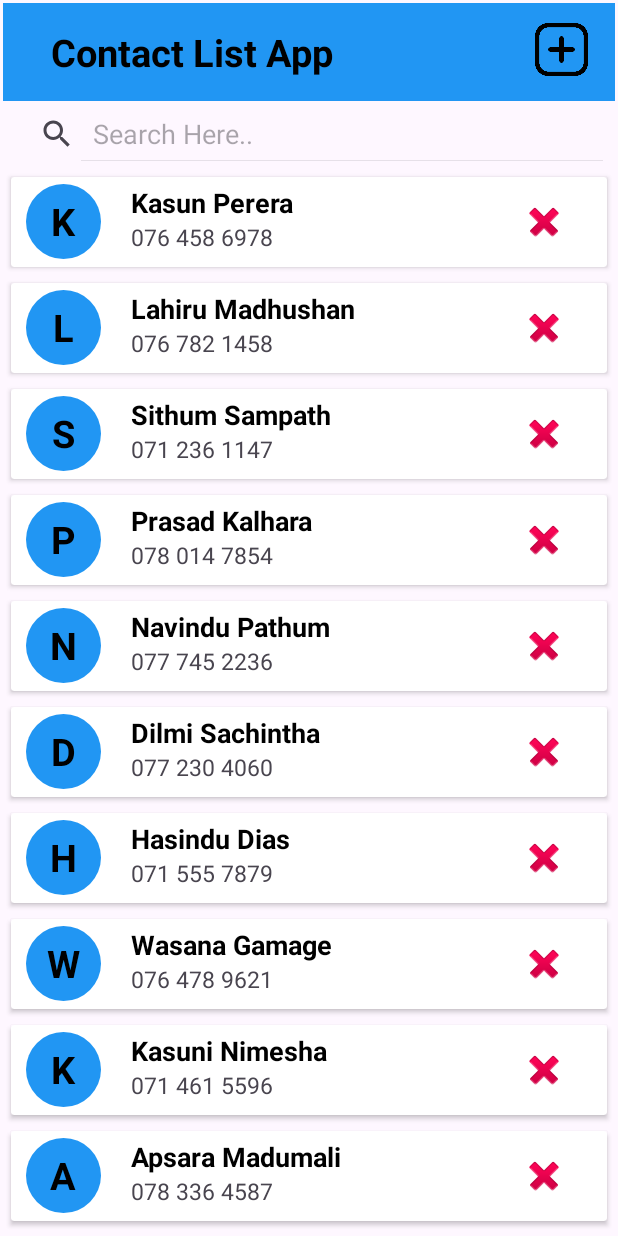
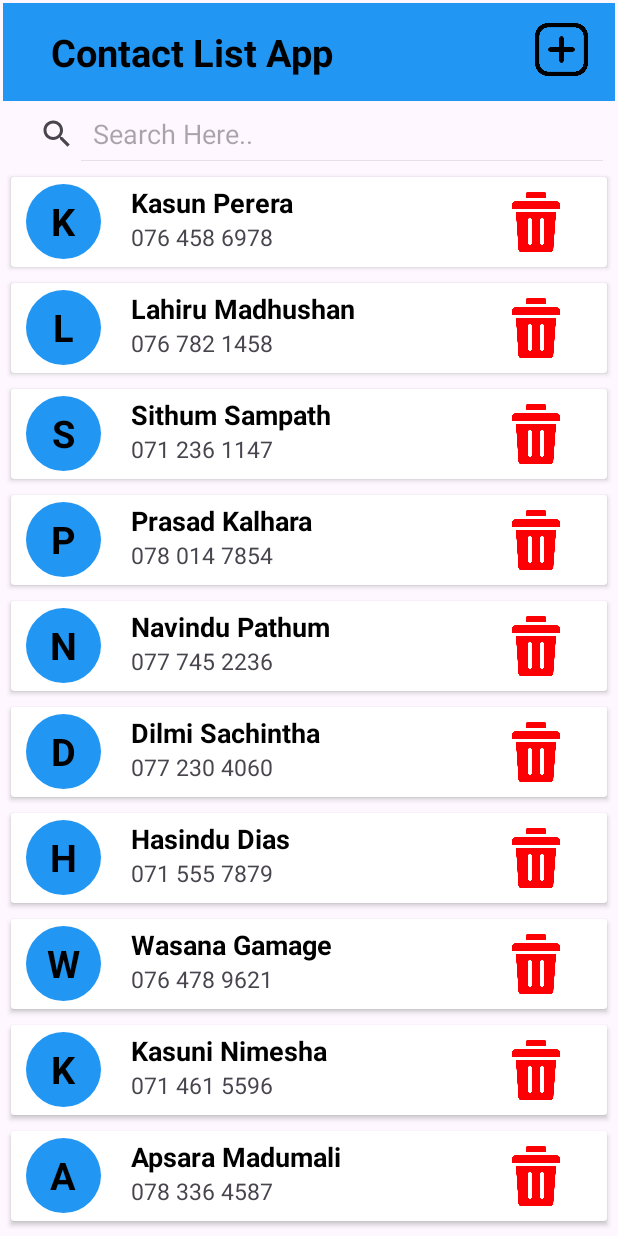
Before and after one commit to gschamika/Contacts-List-App, an Android app: the screen it shows after launch (MainActivity), on a phone screen of 412 x 824 dp. Run offline under Robolectric (Android 15) with nearby library versions, the phone set to English and light mode, and no system bars.

Commit message:
change 12

```diff
--- a/app/src/main/java/com/example/contactslistapp/RecyclerViewAdapter.java
+++ b/app/src/main/java/com/example/contactslistapp/RecyclerViewAdapter.java
@@ -7,7 +7,7 @@ import android.view.LayoutInflater;
 import android.view.View;
 import android.view.ViewGroup;
 import android.widget.Filter;
-import android.widget.ImageButton;
+import android.widget.ImageView;
 import android.widget.TextView;
 import androidx.annotation.NonNull;
 import androidx.appcompat.app.AlertDialog;
@@ -119,7 +119,7 @@ public class RecyclerViewAdapter extends RecyclerView.Adapter <RecyclerViewAdapt
 
     public class ViewHolder extends RecyclerView.ViewHolder {
         TextView profileLetter, name, phone;
-        ImageButton deleteButton;
+        ImageView deleteButton;
 
         public ViewHolder(@NonNull View itemView) {
             super(itemView);
--- a/app/src/main/res/layout/list_item.xml
+++ b/app/src/main/res/layout/list_item.xml
@@ -47,12 +47,12 @@
         </LinearLayout>
 
     </LinearLayout>
-    <ImageButton
+    <ImageView
         android:id="@+id/deleteButton"
-        android:layout_width="50dp"
-        android:layout_height="50dp"
+        android:layout_width="40dp"
+        android:layout_height="40dp"
         android:layout_marginStart="330dp"
         android:layout_gravity="center_vertical"
-        android:src="@android:drawable/ic_delete"
+        android:src="@drawable/delete"
         android:background="?attr/selectableItemBackgroundBorderless"/>
 </androidx.cardview.widget.CardView>
```
Also changed, not shown: app/src/main/res/drawable/delete.png.
